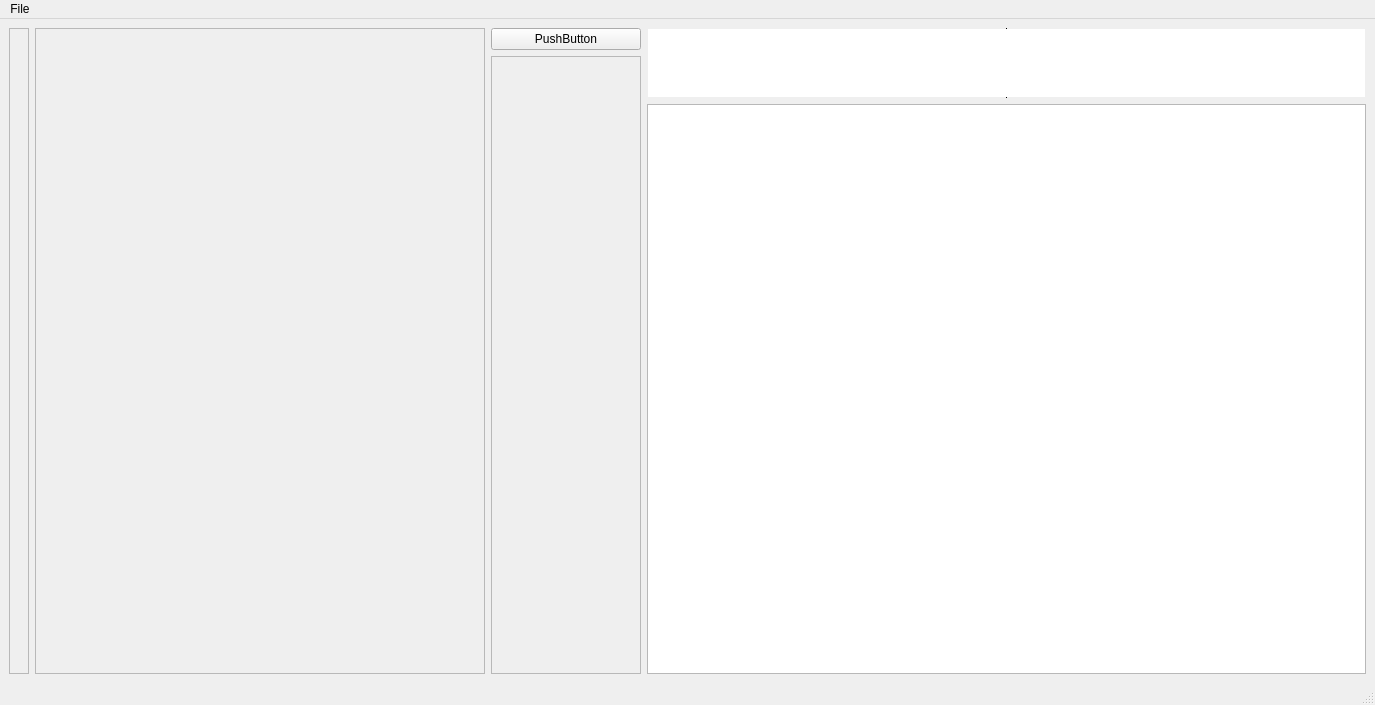
This is Content Engineer Studio/main_window.ui in GhubDB/Content-Engineer-Studio as Qt 5 draws it before an edit. The edited form follows.
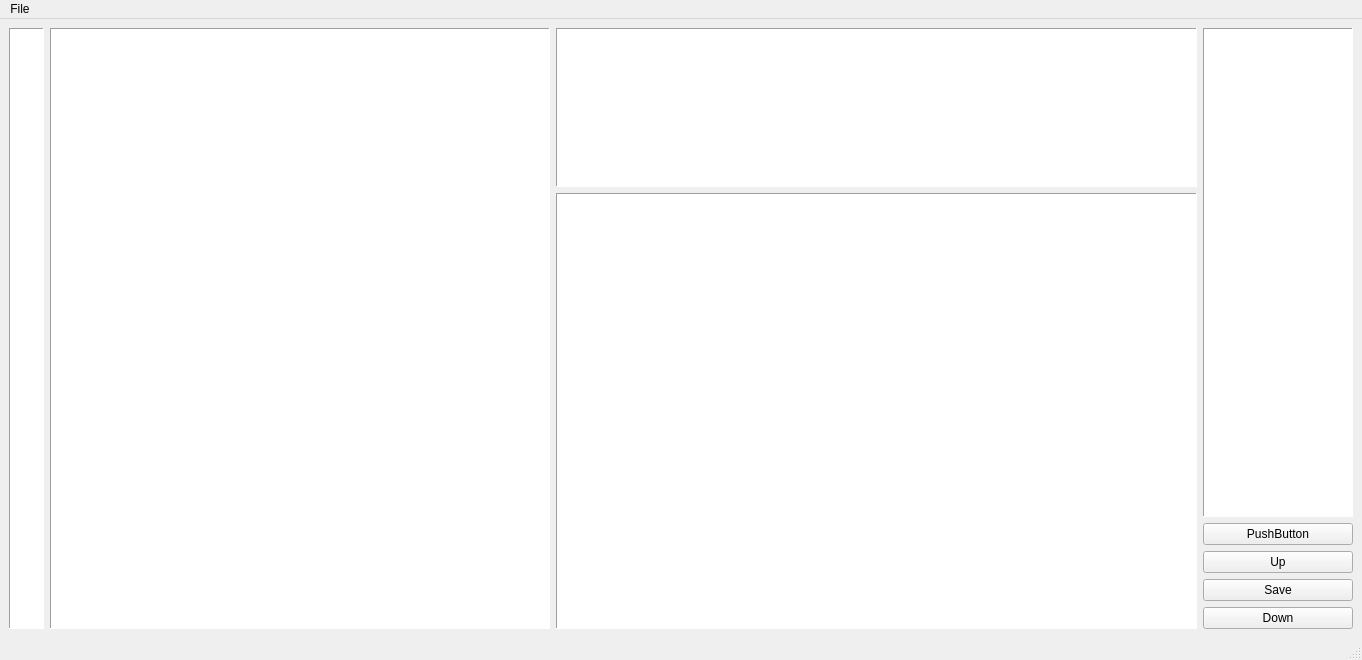
This is the edited form.

The edit to the form file:
```diff
--- a/Content Engineer Studio/main_window.ui
+++ b/Content Engineer Studio/main_window.ui
@@ -6,8 +6,8 @@
    <rect>
     <x>0</x>
     <y>0</y>
-    <width>1375</width>
-    <height>705</height>
+    <width>1362</width>
+    <height>660</height>
    </rect>
   </property>
   <property name="windowTitle">
@@ -15,15 +15,93 @@
   </property>
   <widget class="QWidget" name="centralwidget">
    <layout class="QGridLayout" name="gridLayout">
-    <item row="2" column="3">
+    <item row="4" column="4">
+     <widget class="QPushButton" name="up">
+      <property name="text">
+       <string>Up</string>
+      </property>
+     </widget>
+    </item>
+    <item row="1" column="3" rowspan="6">
      <widget class="QTextEdit" name="analysis">
+      <property name="font">
+       <font>
+        <pointsize>10</pointsize>
+       </font>
+      </property>
+      <property name="frameShape">
+       <enum>QFrame::Panel</enum>
+      </property>
       <property name="sizeAdjustPolicy">
        <enum>QAbstractScrollArea::AdjustIgnored</enum>
       </property>
      </widget>
     </item>
-    <item row="0" column="1" rowspan="3">
-     <widget class="QScrollArea" name="chat">
+    <item row="0" column="0" rowspan="7">
+     <widget class="QTableWidget" name="sidebar">
+      <property name="sizePolicy">
+       <sizepolicy hsizetype="Preferred" vsizetype="Preferred">
+        <horstretch>0</horstretch>
+        <verstretch>0</verstretch>
+       </sizepolicy>
+      </property>
+      <property name="minimumSize">
+       <size>
+        <width>35</width>
+        <height>0</height>
+       </size>
+      </property>
+      <property name="maximumSize">
+       <size>
+        <width>35</width>
+        <height>16777215</height>
+       </size>
+      </property>
+      <property name="accessibleName">
+       <string>sidebar_css</string>
+      </property>
+      <property name="frameShape">
+       <enum>QFrame::Panel</enum>
+      </property>
+      <property name="verticalScrollBarPolicy">
+       <enum>Qt::ScrollBarAlwaysOff</enum>
+      </property>
+      <property name="horizontalScrollBarPolicy">
+       <enum>Qt::ScrollBarAlwaysOff</enum>
+      </property>
+      <property name="sizeAdjustPolicy">
+       <enum>QAbstractScrollArea::AdjustToContents</enum>
+      </property>
+      <property name="rowCount">
+       <number>0</number>
+      </property>
+      <property name="columnCount">
+       <number>0</number>
+      </property>
+      <attribute name="horizontalHeaderVisible">
+       <bool>false</bool>
+      </attribute>
+      <attribute name="verticalHeaderVisible">
+       <bool>false</bool>
+      </attribute>
+     </widget>
+    </item>
+    <item row="6" column="4">
+     <widget class="QPushButton" name="down">
+      <property name="text">
+       <string>Down</string>
+      </property>
+     </widget>
+    </item>
+    <item row="5" column="4">
+     <widget class="QPushButton" name="save">
+      <property name="text">
+       <string>Save</string>
+      </property>
+     </widget>
+    </item>
+    <item row="0" column="4" rowspan="3">
+     <widget class="QTableWidget" name="flows">
       <property name="sizePolicy">
        <sizepolicy hsizetype="Preferred" vsizetype="Expanding">
         <horstretch>0</horstretch>
@@ -32,38 +110,55 @@
       </property>
       <property name="minimumSize">
        <size>
-        <width>450</width>
+        <width>150</width>
         <height>0</height>
        </size>
       </property>
       <property name="maximumSize">
        <size>
-        <width>450</width>
+        <width>200</width>
         <height>16777215</height>
        </size>
       </property>
-      <property name="widgetResizable">
-       <bool>true</bool>
+      <property name="frameShape">
+       <enum>QFrame::Panel</enum>
       </property>
-      <widget class="QWidget" name="scrollAreaWidgetContents_2">
-       <property name="geometry">
-        <rect>
-         <x>0</x>
-         <y>0</y>
-         <width>448</width>
-         <height>630</height>
-        </rect>
-       </property>
-      </widget>
+      <property name="verticalScrollBarPolicy">
+       <enum>Qt::ScrollBarAlwaysOff</enum>
+      </property>
+      <property name="horizontalScrollBarPolicy">
+       <enum>Qt::ScrollBarAlwaysOff</enum>
+      </property>
+      <property name="sizeAdjustPolicy">
+       <enum>QAbstractScrollArea::AdjustToContents</enum>
+      </property>
+      <property name="selectionMode">
+       <enum>QAbstractItemView::MultiSelection</enum>
+      </property>
+      <property name="gridStyle">
+       <enum>Qt::NoPen</enum>
+      </property>
+      <attribute name="horizontalHeaderVisible">
+       <bool>false</bool>
+      </attribute>
+      <attribute name="verticalHeaderVisible">
+       <bool>false</bool>
+      </attribute>
      </widget>
     </item>
-    <item row="0" column="3" rowspan="2">
+    <item row="0" column="3">
      <widget class="QTableWidget" name="canned">
+      <property name="sizePolicy">
+       <sizepolicy hsizetype="Expanding" vsizetype="Preferred">
+        <horstretch>0</horstretch>
+        <verstretch>0</verstretch>
+       </sizepolicy>
+      </property>
       <property name="frameShape">
-       <enum>QFrame::VLine</enum>
+       <enum>QFrame::Panel</enum>
       </property>
       <property name="frameShadow">
-       <enum>QFrame::Plain</enum>
+       <enum>QFrame::Sunken</enum>
       </property>
       <property name="verticalScrollBarPolicy">
        <enum>Qt::ScrollBarAlwaysOff</enum>
@@ -100,83 +195,41 @@
       </attribute>
      </widget>
     </item>
-    <item row="0" column="0" rowspan="3">
-     <widget class="QScrollArea" name="sidebar">
-      <property name="sizePolicy">
-       <sizepolicy hsizetype="Preferred" vsizetype="Expanding">
-        <horstretch>0</horstretch>
-        <verstretch>0</verstretch>
-       </sizepolicy>
-      </property>
-      <property name="minimumSize">
-       <size>
-        <width>20</width>
-        <height>0</height>
-       </size>
-      </property>
-      <property name="maximumSize">
-       <size>
-        <width>20</width>
-        <height>16777215</height>
-       </size>
-      </property>
-      <property name="widgetResizable">
-       <bool>true</bool>
-      </property>
-      <widget class="QWidget" name="scrollAreaWidgetContents">
-       <property name="geometry">
-        <rect>
-         <x>0</x>
-         <y>0</y>
-         <width>18</width>
-         <height>630</height>
-        </rect>
-       </property>
-      </widget>
-     </widget>
-    </item>
-    <item row="1" column="2" rowspan="2">
-     <widget class="QScrollArea" name="flows">
-      <property name="sizePolicy">
-       <sizepolicy hsizetype="Preferred" vsizetype="Expanding">
-        <horstretch>0</horstretch>
-        <verstretch>0</verstretch>
-       </sizepolicy>
-      </property>
-      <property name="minimumSize">
-       <size>
-        <width>150</width>
-        <height>0</height>
-       </size>
-      </property>
-      <property name="maximumSize">
-       <size>
-        <width>150</width>
-        <height>16777215</height>
-       </size>
-      </property>
-      <property name="widgetResizable">
-       <bool>true</bool>
-      </property>
-      <widget class="QWidget" name="scrollAreaWidgetContents_3">
-       <property name="geometry">
-        <rect>
-         <x>0</x>
-         <y>0</y>
-         <width>148</width>
-         <height>595</height>
-        </rect>
-       </property>
-      </widget>
-     </widget>
-    </item>
-    <item row="0" column="2">
+    <item row="3" column="4">
      <widget class="QPushButton" name="button">
       <property name="text">
        <string>PushButton</string>
       </property>
      </widget>
     </item>
+    <item row="0" column="1" rowspan="7">
+     <widget class="QTableWidget" name="chat">
+      <property name="sizePolicy">
+       <sizepolicy hsizetype="Preferred" vsizetype="Expanding">
+        <horstretch>0</horstretch>
+        <verstretch>0</verstretch>
+       </sizepolicy>
+      </property>
+      <property name="minimumSize">
+       <size>
+        <width>500</width>
+        <height>0</height>
+       </size>
+      </property>
+      <property name="frameShape">
+       <enum>QFrame::Panel</enum>
+      </property>
+      <property name="verticalScrollBarPolicy">
+       <enum>Qt::ScrollBarAlwaysOff</enum>
+      </property>
+      <attribute name="horizontalHeaderVisible">
+       <bool>false</bool>
+      </attribute>
+      <attribute name="verticalHeaderVisible">
+       <bool>false</bool>
+      </attribute>
+     </widget>
+    </item>
    </layout>
   </widget>
   <widget class="QMenuBar" name="menubar">
@@ -184,7 +237,7 @@
     <rect>
      <x>0</x>
      <y>0</y>
-     <width>1375</width>
+     <width>1362</width>
      <height>26</height>
     </rect>
    </property>
```
